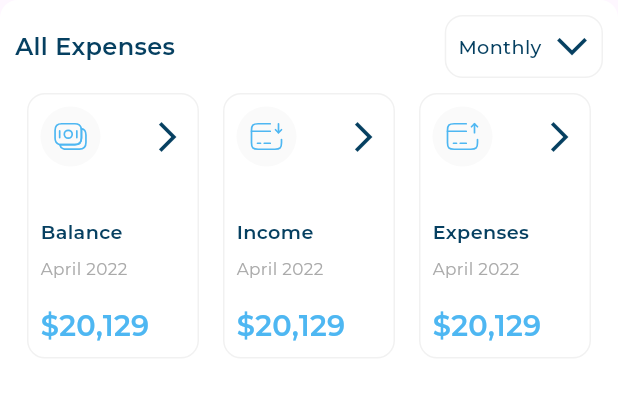
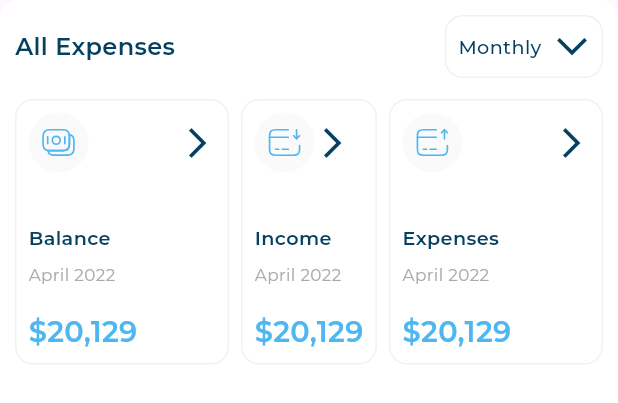
Before and after one commit to taherElzoghby27/responsive-adaptive-project, a Flutter app: the AllExpensesBody widget shown alone on an empty page, opened directly, on a phone screen of 412 x 824 dp. Shown: the top 403 px of the screen. Run offline on Flutter 3.47's test engine with Material 3 defaults, Android fonts, the phone set to English and light mode, and no system bars; our stand-ins replace device_preview, flutter_svg; project files that could hold a hidden picture were left out.

Commit message:
feat: Add config file, reusable widget, and simplify layout

```diff
--- /dev/null
+++ b/devtools_options.yaml
@@ -0,0 +1,3 @@
+description: This file stores settings for Dart & Flutter DevTools.
+documentation: https://docs.flutter.dev/tools/devtools/extensions#configure-extension-enablement-states
+extensions:
--- a/lib/responsive_dash_board/widgets/all_expenses_body.dart
+++ b/lib/responsive_dash_board/widgets/all_expenses_body.dart
@@ -4,8 +4,8 @@ import 'package:responsive_adaptive/responsive_dash_board/utils/app_assets.dart'
 import 'package:responsive_adaptive/responsive_dash_board/utils/spacing.dart';
 
 import 'container_background.dart';
-import 'expenses_component.dart';
 import 'expenses_header.dart';
+import 'row_items.dart';
 
 class AllExpensesBody extends StatelessWidget {
   const AllExpensesBody({super.key});
@@ -38,22 +38,7 @@ class AllExpensesBody extends StatelessWidget {
           children: [
             const ExpensesHeader(),
             verticalSpace(6),
-            Row(
-              children: expenses
-                  .map(
-                    (item) => Expanded(
-                      child: ExpensesComponent(
-                        expenseItemModel: ExpenseItemModel(
-                          image: item.image,
-                          title: item.title,
-                          date: item.date,
-                          price: item.price,
-                        ),
-                      ),
-                    ),
-                  )
-                  .toList(),
-            ),
+            RowItems(expenses: expenses),
           ],
         ),
       ),
--- a/lib/responsive_dash_board/widgets/expenses_component.dart
+++ b/lib/responsive_dash_board/widgets/expenses_component.dart
@@ -14,12 +14,7 @@ class ExpensesComponent extends StatelessWidget {
   final ExpenseItemModel expenseItemModel;
   @override
   Widget build(BuildContext context) {
-    return Padding(
-      padding: const EdgeInsets.symmetric(
-        vertical: 4,
-        horizontal: 8,
-      ),
-      child: ContainerBorder(
+    return ContainerBorder(
       child: Padding(
         padding: const EdgeInsets.all(8.0),
         child: Column(
@@ -45,7 +40,6 @@ class ExpensesComponent extends StatelessWidget {
           ],
         ),
       ),
-      ),
     );
   }
 }
--- /dev/null
+++ b/lib/responsive_dash_board/widgets/row_items.dart
@@ -0,0 +1,49 @@
+import 'package:flutter/material.dart';
+import 'package:responsive_adaptive/responsive_dash_board/models/expense_item_model.dart';
+
+import 'expenses_component.dart';
+
+class RowItems extends StatelessWidget {
+  const RowItems({
+    super.key,
+    required this.expenses,
+  });
+
+  final List<ExpenseItemModel> expenses;
+
+  @override
+  Widget build(BuildContext context) {
+    return Row(
+      children: expenses.asMap().entries.map(
+        (MapEntry<int, ExpenseItemModel> e) {
+          int index = e.key;
+          ExpenseItemModel item = e.value;
+          return index == 0 || index == expenses.length - 1
+              ? Expanded(
+                  child: ExpensesComponent(
+                    expenseItemModel: ExpenseItemModel(
+                      image: item.image,
+                      title: item.title,
+                      date: item.date,
+                      price: item.price,
+                    ),
+                  ),
+                )
+              : Padding(
+                  padding: const EdgeInsets.all(8.0),
+                  child: Expanded(
+                    child: ExpensesComponent(
+                      expenseItemModel: ExpenseItemModel(
+                        image: item.image,
+                        title: item.title,
+                        date: item.date,
+                        price: item.price,
+                      ),
+                    ),
+                  ),
+                );
+        },
+      ).toList(),
+    );
+  }
+}
```
Lines whose indentation alone changed are shown as unchanged.
